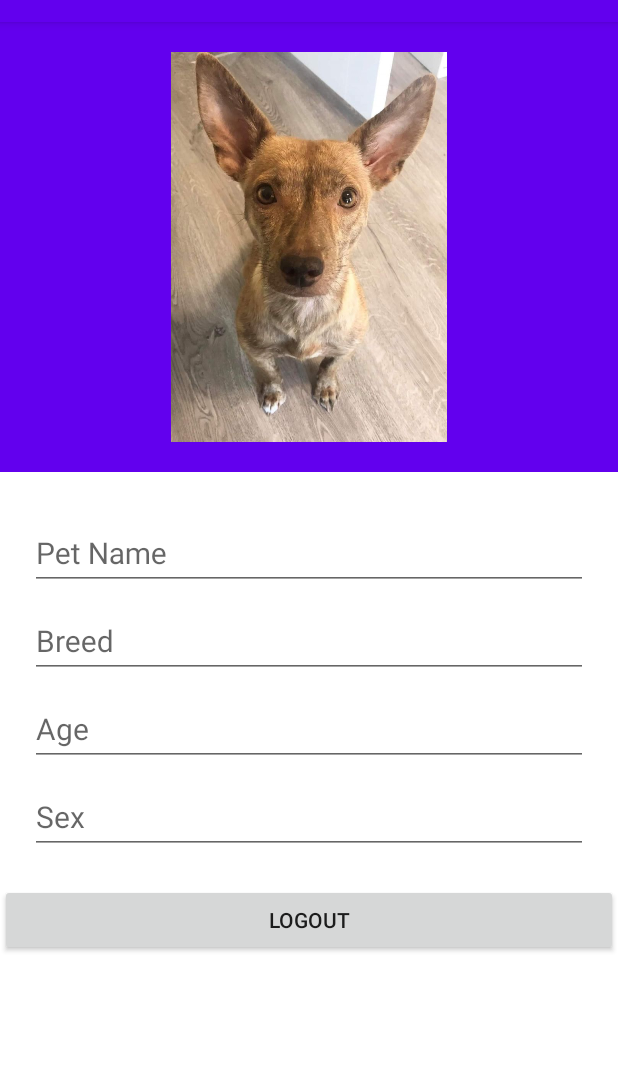
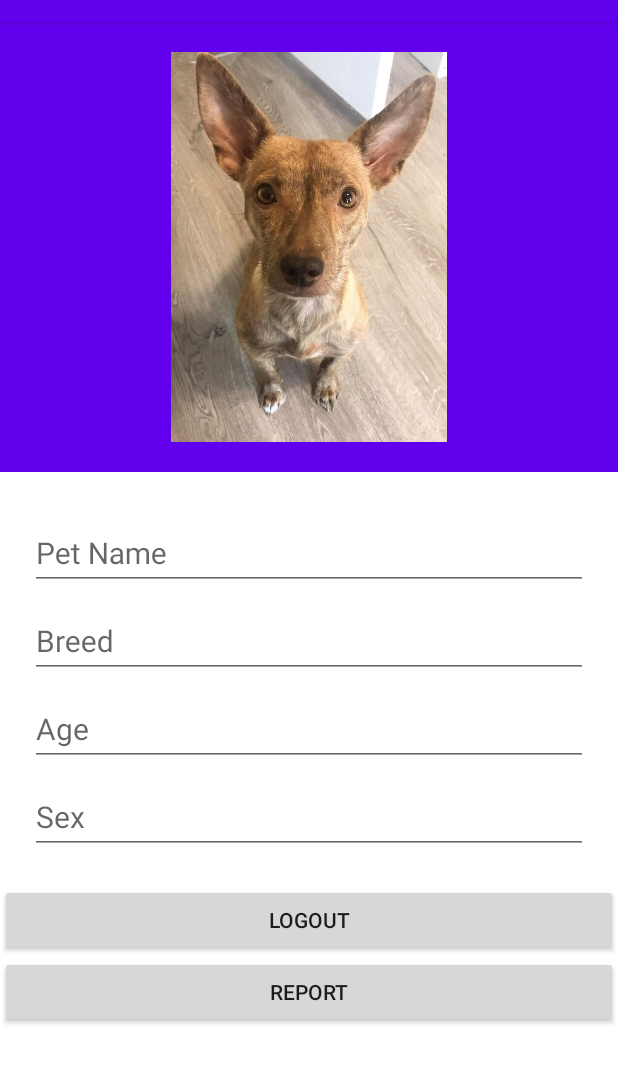
Before and after one commit to colynw/OkDoggo, an Android app: the MainActivity screen opened directly, with no data from a screen before it, on a phone screen of 412 x 824 dp, the part 62-1146 px from its top. Run offline under Robolectric (Android 15) with nearby library versions, the phone set to English and light mode, and no system bars; our stand-ins replace Firebase (no records; nobody signed in at launch, a user with empty details on screens opened directly); libraries missing offline, so code that uses them is left out: com.google.firestore.v1.

Commit message:
Uncommitted changes before rebase [Default Changelist]

```diff
--- a/app/src/main/res/layout/activity_main.xml
+++ b/app/src/main/res/layout/activity_main.xml
@@ -113,7 +113,19 @@
 
 
 
+
     </LinearLayout>
 
+    <LinearLayout
+        android:layout_width="match_parent"
+        android:layout_height="wrap_content"
+        android:orientation="horizontal">
+
+        <Button
+            android:id="@+id/Report"
+            android:layout_width="match_parent"
+            android:layout_height="wrap_content"
+            android:text="REPORT" />
+    </LinearLayout>
 
 </LinearLayout>
```
